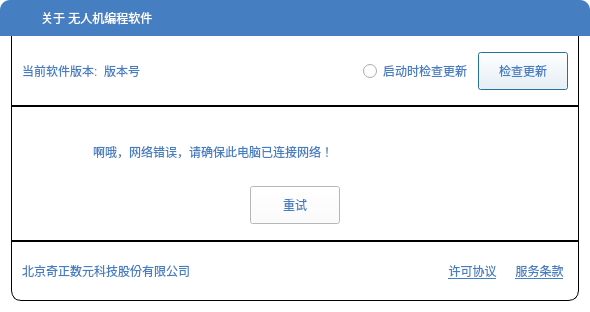
Above: UAVManage/aboutdialog.ui from gessd/UAVManage before the change. Below: the same form after it.
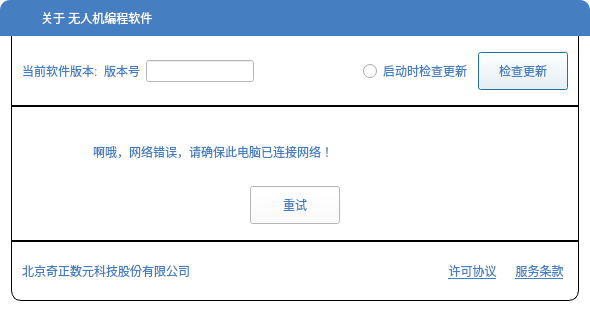
That is the form after the change. Icons and pictures are not drawn.

Commit message: 增加自定义更新程序版本

Diff of the .ui file:
```diff
--- a/UAVManage/aboutdialog.ui
+++ b/UAVManage/aboutdialog.ui
@@ -210,6 +210,9 @@
            </property>
           </widget>
          </item>
+         <item>
+          <widget class="QLineEdit" name="lineEditManualUpdate"/>
+         </item>
          <item>
           <spacer name="horizontalSpacer">
            <property name="orientation">
```
The commit also changes 2 other files.
